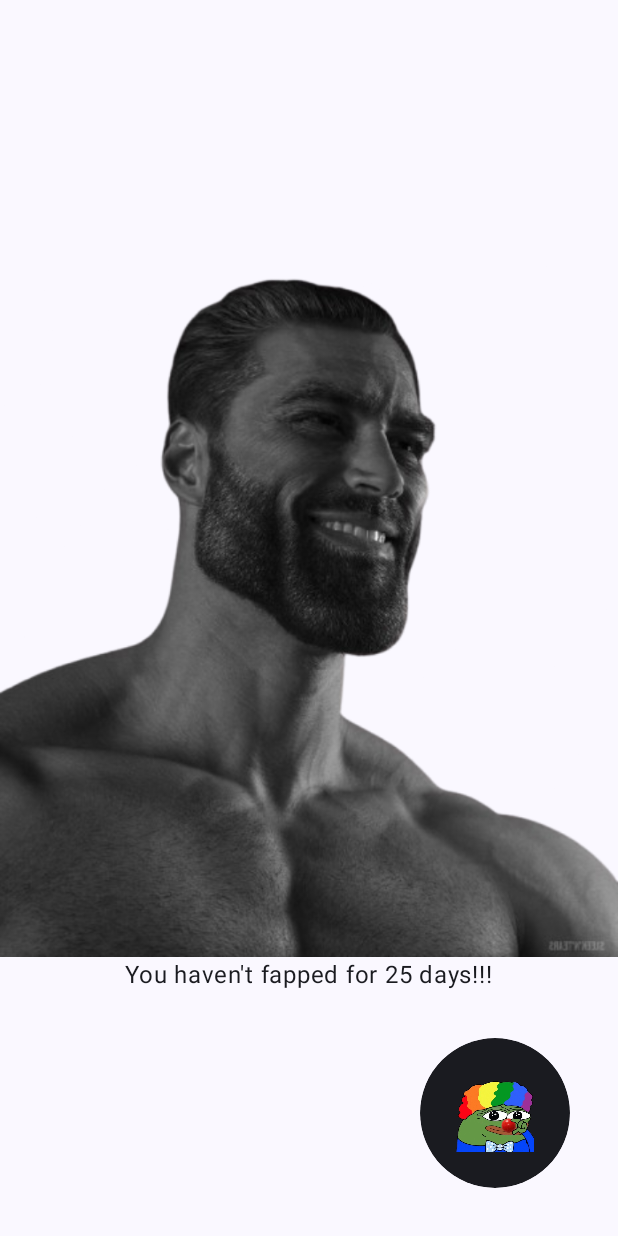
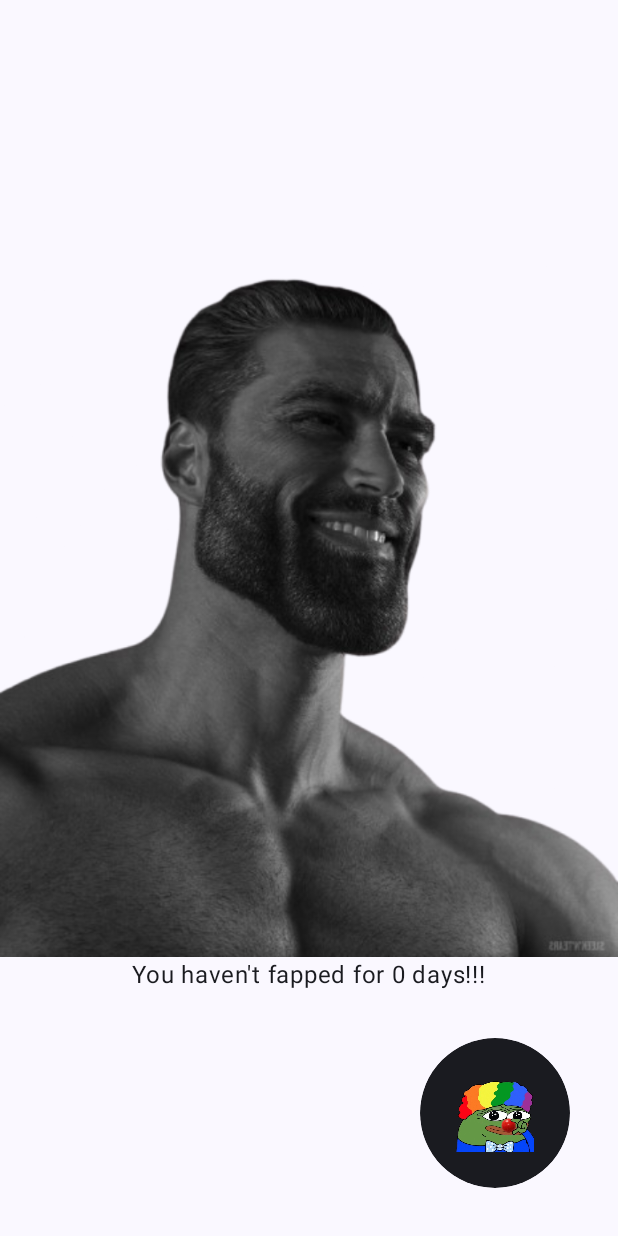
Before and after one commit to Versus04/no-fap, an Android app built with Jetpack Compose: the screen it shows after launch (MainActivity), on a phone screen of 412 x 824 dp. Run offline under Robolectric (Android 15) with nearby library versions, the phone set to English and light mode, and no system bars; our stand-ins replace livedata-compose.

Commit message:
implemented the basic viewmodel functionality

```diff
--- a/app/build.gradle.kts
+++ b/app/build.gradle.kts
@@ -40,7 +40,7 @@ android {
 }
 
 dependencies {
-
+    implementation("androidx.compose.runtime:runtime-livedata:1.7.6")
     implementation(libs.androidx.core.ktx)
     implementation(libs.androidx.lifecycle.runtime.ktx)
     implementation(libs.androidx.activity.compose)
--- /dev/null
+++ b/app/src/main/java/com/example/nofap/FapModel.kt
@@ -0,0 +1,25 @@
+package com.example.nofap
+
+import android.util.Log
+import androidx.lifecycle.ViewModel
+import kotlinx.coroutines.flow.MutableStateFlow
+import kotlinx.coroutines.flow.StateFlow
+import kotlinx.coroutines.flow.asStateFlow
+
+class FapModel : ViewModel() {
+    private val _uistate= MutableStateFlow(0)
+    val uistate:StateFlow<Int> = _uistate.asStateFlow()
+
+
+    fun relapsed()
+    {
+        _uistate.value= 0
+        Log.d("relapsed", uistate.value.toString())
+    }
+    fun increaseStreak()
+    {
+        _uistate.value++
+        Log.d("kya ho raha hai " , _uistate.value.toString())
+    }
+
+}
--- a/app/src/main/java/com/example/nofap/HomeScreen.kt
+++ b/app/src/main/java/com/example/nofap/HomeScreen.kt
@@ -1,5 +1,6 @@
 package com.example.nofap
 
+import android.annotation.SuppressLint
 import androidx.compose.foundation.Image
 import androidx.compose.foundation.layout.Arrangement
 import androidx.compose.foundation.layout.Box
@@ -16,6 +17,7 @@ import androidx.compose.material3.MaterialTheme
 import androidx.compose.material3.Surface
 import androidx.compose.material3.Text
 import androidx.compose.runtime.Composable
+import androidx.compose.runtime.collectAsState
 import androidx.compose.ui.Alignment
 import androidx.compose.ui.Modifier
 import androidx.compose.ui.draw.clip
@@ -23,16 +25,22 @@ import androidx.compose.ui.graphics.Color
 import androidx.compose.ui.res.painterResource
 import androidx.compose.ui.tooling.preview.Preview
 import androidx.compose.ui.unit.dp
+import androidx.compose.runtime.livedata.observeAsState
+import androidx.compose.runtime.getValue
 
 @Composable
-fun HomeScreen()
+fun HomeScreen(noFapModel: FapModel)
 {
-    Surface(modifier = Modifier.statusBarsPadding().fillMaxSize(), color = MaterialTheme.colorScheme.background) {
+    val uistate by noFapModel.uistate.collectAsState()
+    Surface(modifier = Modifier
+        .statusBarsPadding()
+        .fillMaxSize(), color = MaterialTheme.colorScheme.background) {
         Column(horizontalAlignment = Alignment.CenterHorizontally, verticalArrangement = Arrangement.Center) {
-            streak("25")
+            streak(uistate.toString())
+
           }
         Box(contentAlignment = Alignment.BottomEnd, modifier = Modifier.padding(32.dp)){
-            clownbutton({})
+            clownbutton({noFapModel.relapsed()})
         }
     }
 
@@ -58,12 +66,7 @@ fun clownbutton( onclick: ()-> Unit)
     disabledContainerColor = Color.Gray,
     disabledContentColor = Color.LightGray
 )
-    Button( onclick,modifier = Modifier.size(100.dp).clip(CircleShape), shape = CircleShape, colors = colors) {Image(painter = painterResource(R.drawable.clown), contentDescription = null) }
+    Button( onclick,modifier = Modifier
+        .size(100.dp)
+        .clip(CircleShape), shape = CircleShape, colors = colors) {Image(painter = painterResource(R.drawable.clown), contentDescription = null) }
 }
-
-@Preview(showBackground = true)
-@Composable
-fun streakprev()
-{
-    HomeScreen()
-}
--- a/app/src/main/java/com/example/nofap/MainActivity.kt
+++ b/app/src/main/java/com/example/nofap/MainActivity.kt
@@ -4,6 +4,7 @@ import android.os.Bundle
 import androidx.activity.ComponentActivity
 import androidx.activity.compose.setContent
 import androidx.activity.enableEdgeToEdge
+import androidx.activity.viewModels
 import androidx.compose.foundation.layout.fillMaxSize
 import androidx.compose.foundation.layout.padding
 import androidx.compose.material3.Scaffold
@@ -11,15 +12,17 @@ import androidx.compose.material3.Text
 import androidx.compose.runtime.Composable
 import androidx.compose.ui.Modifier
 import androidx.compose.ui.tooling.preview.Preview
+import androidx.lifecycle.ViewModelProvider
 import com.example.nofap.ui.theme.NoFapTheme
 
 class MainActivity : ComponentActivity() {
     override fun onCreate(savedInstanceState: Bundle?) {
         super.onCreate(savedInstanceState)
+         val fapmodel: FapModel by viewModels()
         enableEdgeToEdge()
         setContent {
             NoFapTheme {
-                HomeScreen()
+                HomeScreen(fapmodel)
 
             }
         }
```
